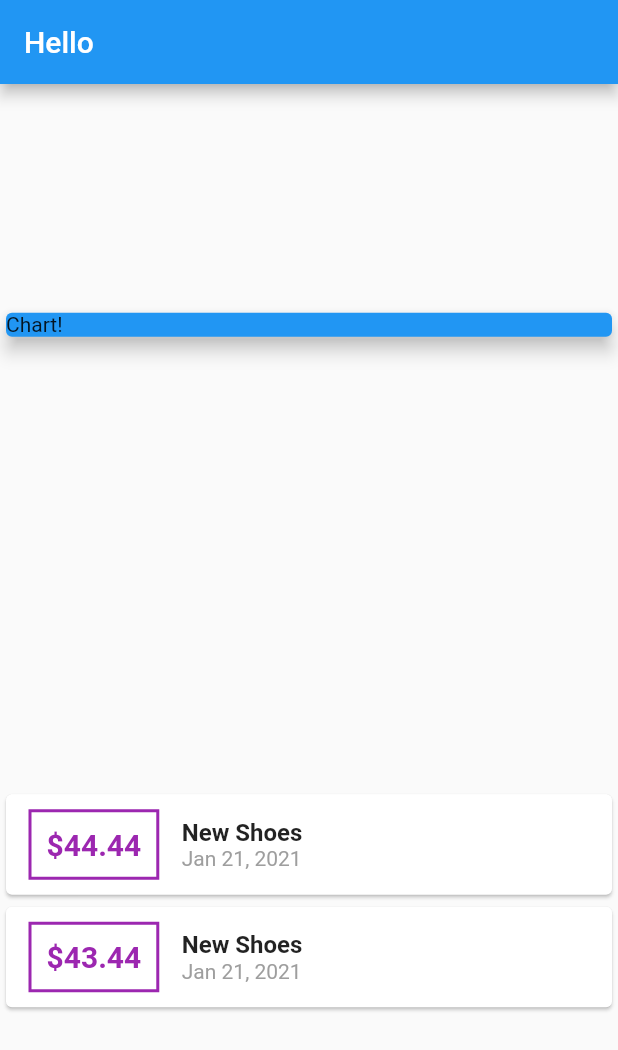
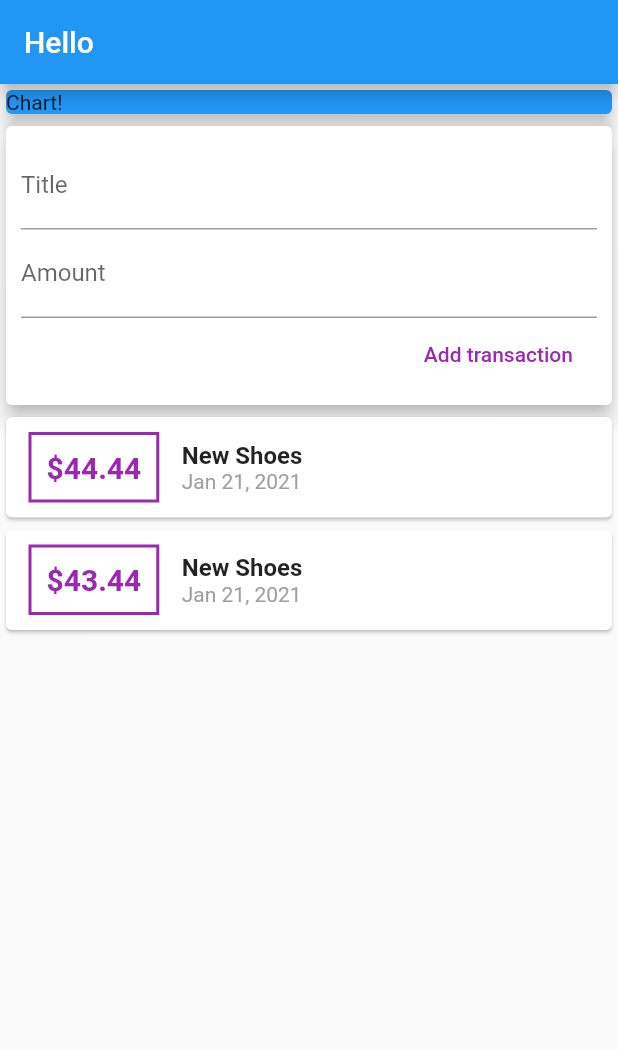
Before and after one commit to Alejandroem/flutter-tutorial, a Flutter app: the screen it shows after launch, on a phone screen of 412 x 824 dp. Shown: the top 1050 px of the screen. Run offline on Flutter 3.47's test engine with Material 2 defaults, Android fonts, the phone set to English and light mode, and no system bars.

Commit message:
Field inputs

```diff
--- a/personalExpenses/lib/main.dart
+++ b/personalExpenses/lib/main.dart
@@ -14,6 +14,9 @@ class MyApp extends StatelessWidget {
         id: 't2', title: 'New Shoes', amount: 43.44, date: DateTime.now()),
   ];
 
+  String titleInput;
+  String amountInput;
+
   // This widget is the root of your application.
   @override
   Widget build(BuildContext context) {
@@ -28,7 +31,7 @@ class MyApp extends StatelessWidget {
           title: Text('Hello'),
         ),
         body: Column(
-          mainAxisAlignment: MainAxisAlignment.spaceAround,
+          // mainAxisAlignment: MainAxisAlignment.spaceAround,
           crossAxisAlignment: CrossAxisAlignment.center,
           children: <Widget>[
             Container(
@@ -37,6 +40,41 @@ class MyApp extends StatelessWidget {
                 color: Colors.blue,
                 child: Text('Chart!'),
                 elevation: 5,
+              ),
+            ),
+            Card(
+              elevation: 5,
+              child: Container(
+                padding: EdgeInsets.all(10),
+                child: Column(
+                  crossAxisAlignment: CrossAxisAlignment.end,
+                  children: [
+                    TextField(
+                      decoration: InputDecoration(
+                        labelText: 'Title',
+                      ),
+                      onChanged: (value) {
+                        titleInput = value;
+                      },
+                    ),
+                    TextField(
+                      decoration: InputDecoration(
+                        labelText: 'Amount',
+                      ),
+                      onChanged: (value) {
+                        amountInput = value;
+                      },
+                    ),
+                    FlatButton(
+                      child: Text('Add transaction'),
+                      textColor: Colors.purple,
+                      onPressed: () {
+                        print(titleInput);
+                        print(amountInput);
+                      },
+                    ),
+                  ],
+                ),
               ),
             ),
             Column(
```
